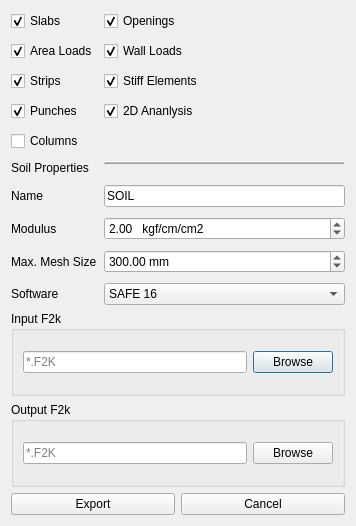
First picture: the form in safe/punch/Resources/ui/safe_panel.ui, repository ebrahimraeyat/OSAFE, before the edit.
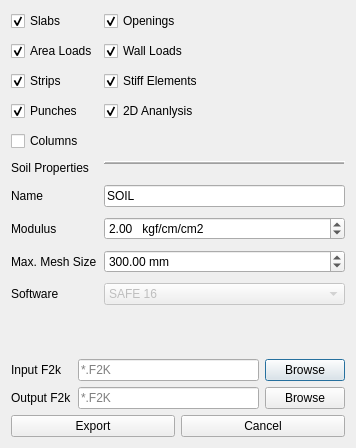
Second picture: the form after the edit. Icons and pictures are not drawn.

Commit message: Change in export to safe ui

```diff
--- a/safe/punch/Resources/ui/safe_panel.ui
+++ b/safe/punch/Resources/ui/safe_panel.ui
@@ -7,7 +7,7 @@
     <x>0</x>
     <y>0</y>
     <width>356</width>
-    <height>526</height>
+    <height>448</height>
    </rect>
   </property>
   <property name="windowTitle">
@@ -199,6 +199,9 @@
      </item>
      <item row="9" column="1">
       <widget class="QComboBox" name="software">
+       <property name="enabled">
+        <bool>false</bool>
+       </property>
        <item>
         <property name="text">
          <string>SAFE 16</string>
@@ -229,12 +232,15 @@
     </layout>
    </item>
    <item>
-    <widget class="QGroupBox" name="groupBox_2">
-     <property name="title">
+    <layout class="QGridLayout" name="gridLayout">
+     <item row="0" column="0">
+      <widget class="QLabel" name="label_6">
+       <property name="text">
       <string>Input F2k</string>
      </property>
-     <layout class="QHBoxLayout" name="horizontalLayout_4">
-      <item>
+      </widget>
+     </item>
+     <item row="0" column="1">
        <widget class="QLineEdit" name="input_filename">
         <property name="inputMask">
          <string/>
@@ -247,23 +253,21 @@
         </property>
        </widget>
       </item>
-      <item>
+     <item row="0" column="2">
        <widget class="QPushButton" name="input_browse">
         <property name="text">
          <string>Browse</string>
         </property>
        </widget>
       </item>
-     </layout>
-    </widget>
-   </item>
-   <item>
-    <widget class="QGroupBox" name="groupBox">
-     <property name="title">
+     <item row="1" column="0">
+      <widget class="QLabel" name="label_7">
+       <property name="text">
       <string>Output F2k</string>
      </property>
-     <layout class="QHBoxLayout" name="horizontalLayout_3">
-      <item>
+      </widget>
+     </item>
+     <item row="1" column="1">
        <widget class="QLineEdit" name="output_filename">
         <property name="inputMask">
          <string/>
@@ -276,7 +280,7 @@
         </property>
        </widget>
       </item>
-      <item>
+     <item row="1" column="2">
        <widget class="QPushButton" name="output_browse">
         <property name="text">
          <string>Browse</string>
@@ -284,7 +288,6 @@
        </widget>
       </item>
      </layout>
-    </widget>
    </item>
    <item>
     <layout class="QHBoxLayout" name="horizontalLayout">
```
Lines whose indentation alone changed are shown as unchanged.
